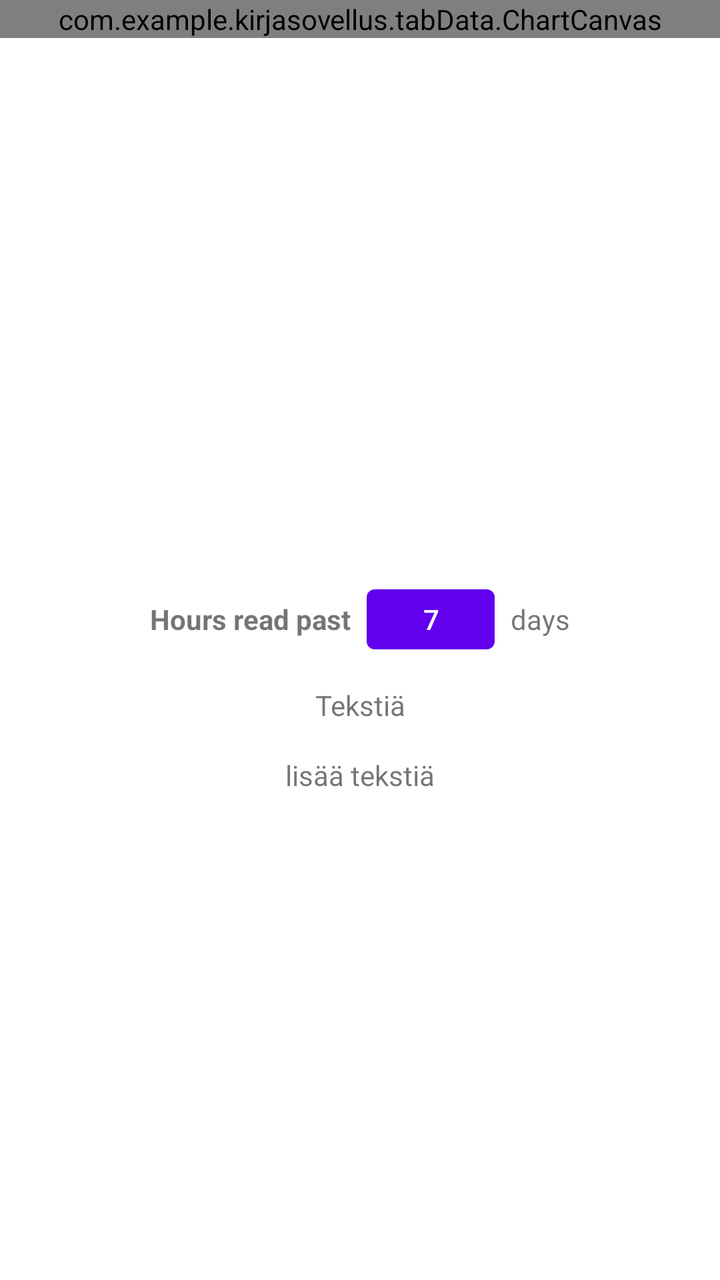
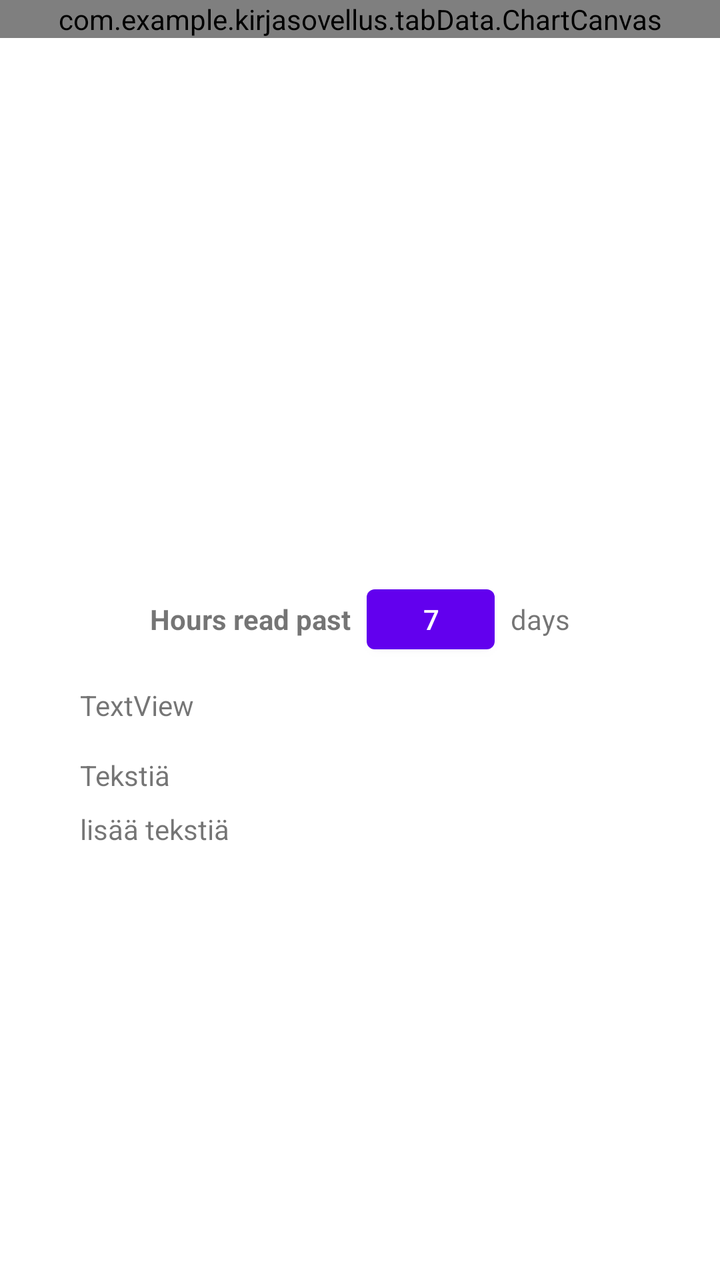

Two renders of the same Android screen: before a commit and after it. Below are the layout's source before the change and the commit's diff.
<!-- AndroidManifest.xml: application theme Theme.KirjaSovellus -->
<!-- res/layout/fragment_data.xml -->
<?xml version="1.0" encoding="utf-8"?>
<ScrollView xmlns:android="http://schemas.android.com/apk/res/android"
    xmlns:app="http://schemas.android.com/apk/res-auto"
    xmlns:tools="http://schemas.android.com/tools"
    android:layout_width="match_parent"
    android:layout_height="match_parent">

    <androidx.constraintlayout.widget.ConstraintLayout
        android:layout_width="match_parent"
        android:layout_height="match_parent"
        tools:context=".tabData.DataFragment">

        <com.example.kirjasovellus.tabData.ChartCanvas
            android:id="@+id/chartCanvas"
            android:layout_width="match_parent"
            android:layout_height="wrap_content"
            app:layout_constraintEnd_toEndOf="parent"
            app:layout_constraintStart_toStartOf="parent"
            app:layout_constraintTop_toTopOf="parent" />

        <androidx.constraintlayout.widget.ConstraintLayout
            android:layout_width="match_parent"
            android:layout_height="match_parent"
            app:layout_constraintEnd_toEndOf="parent"
            app:layout_constraintStart_toStartOf="parent"
            app:layout_constraintTop_toTopOf="parent">

            <TextView
                android:id="@+id/textView19"
                android:layout_width="wrap_content"
                android:layout_height="wrap_content"
                android:layout_marginStart="8dp"
                android:text="days"
                app:layout_constraintBottom_toBottomOf="@+id/tvHoursPeriod"
                app:layout_constraintEnd_toEndOf="parent"
                app:layout_constraintHorizontal_bias="0.5"
                app:layout_constraintStart_toEndOf="@+id/btnToggleHoursPeriod"
                app:layout_constraintTop_toTopOf="@+id/tvHoursPeriod" />

            <TextView
                android:id="@+id/tvHoursPeriod"
                android:layout_width="wrap_content"
                android:layout_height="wrap_content"
                android:layout_marginTop="300dp"
                android:text="Hours read past"
                android:textStyle="bold"
                app:layout_constraintEnd_toStartOf="@+id/btnToggleHoursPeriod"
                app:layout_constraintHorizontal_bias="0.5"
                app:layout_constraintHorizontal_chainStyle="packed"
                app:layout_constraintStart_toStartOf="parent"
                app:layout_constraintTop_toTopOf="parent" />

            <Button
                android:id="@+id/btnToggleHoursPeriod"
                android:layout_width="64dp"
                android:layout_height="42dp"
                android:layout_marginStart="8dp"
                android:text="7"
                app:layout_constraintBottom_toBottomOf="@+id/tvHoursPeriod"
                app:layout_constraintEnd_toStartOf="@+id/textView19"
                app:layout_constraintHorizontal_bias="0.5"
                app:layout_constraintStart_toEndOf="@+id/tvHoursPeriod"
                app:layout_constraintTop_toTopOf="@+id/tvHoursPeriod" />

            <TextView
                android:id="@+id/textView22"
                android:layout_width="wrap_content"
                android:layout_height="wrap_content"
                android:layout_marginTop="24dp"
                android:text="Tekstiä"
                app:layout_constraintEnd_toEndOf="parent"
                app:layout_constraintStart_toStartOf="parent"
                app:layout_constraintTop_toBottomOf="@+id/tvHoursPeriod" />

            <TextView
                android:id="@+id/textView23"
                android:layout_width="wrap_content"
                android:layout_height="wrap_content"
                android:layout_marginTop="16dp"
                android:text="lisää tekstiä"
                app:layout_constraintEnd_toEndOf="parent"
                app:layout_constraintStart_toStartOf="parent"
                app:layout_constraintTop_toBottomOf="@+id/textView22" />
        </androidx.constraintlayout.widget.ConstraintLayout>


    </androidx.constraintlayout.widget.ConstraintLayout>

</ScrollView>
<!-- resources referenced by this layout -->
<resources>
  <style name="Theme.KirjaSovellus" parent="Theme.MaterialComponents.DayNight.DarkActionBar">
          
          <item name="colorPrimary">@color/purple_500</item>
          <item name="colorPrimaryVariant">@color/purple_700</item>
          <item name="colorOnPrimary">@color/white</item>
          
          <item name="colorSecondary">@color/teal_200</item>
          <item name="colorSecondaryVariant">@color/teal_700</item>
          <item name="colorOnSecondary">@color/black</item>
          
          <item name="android:statusBarColor" tools:targetApi="l">?attr/colorPrimaryVariant</item>
          
          <item name="windowNoTitle">true</item>
          <item name="windowActionBar">false</item>
      </style>
  <color name="purple_500">#FF6200EE</color>
  <color name="purple_700">#FF3700B3</color>
  <color name="white">#FFFFFFFF</color>
  <color name="teal_200">#FF03DAC5</color>
  <color name="teal_700">#FF018786</color>
  <color name="black">#FF000000</color>
</resources>

<!-- the commit's change to res/layout/fragment_data.xml (unified diff, before → after) -->
@@ -21,6 +21,8 @@
         <androidx.constraintlayout.widget.ConstraintLayout
             android:layout_width="match_parent"
             android:layout_height="match_parent"
+            android:paddingHorizontal="40dp"
+            android:paddingBottom="20dp"
             app:layout_constraintEnd_toEndOf="parent"
             app:layout_constraintStart_toStartOf="parent"
             app:layout_constraintTop_toTopOf="parent">
@@ -63,24 +65,31 @@
                 app:layout_constraintTop_toTopOf="@+id/tvHoursPeriod" />
 
             <TextView
-                android:id="@+id/textView22"
+                android:id="@+id/tvSumStats"
+                android:layout_width="wrap_content"
+                android:layout_height="wrap_content"
+                android:layout_marginTop="16dp"
+                android:text="Tekstiä"
+                app:layout_constraintStart_toStartOf="parent"
+                app:layout_constraintTop_toBottomOf="@+id/tvHoursStats" />
+
+            <TextView
+                android:id="@+id/tvGenreStats"
+                android:layout_width="wrap_content"
+                android:layout_height="wrap_content"
+                android:layout_marginTop="8dp"
+                android:text="lisää tekstiä"
+                app:layout_constraintStart_toStartOf="parent"
+                app:layout_constraintTop_toBottomOf="@+id/tvSumStats" />
+
+            <TextView
+                android:id="@+id/tvHoursStats"
                 android:layout_width="wrap_content"
                 android:layout_height="wrap_content"
                 android:layout_marginTop="24dp"
-                android:text="Tekstiä"
-                app:layout_constraintEnd_toEndOf="parent"
+                android:text="TextView"
                 app:layout_constraintStart_toStartOf="parent"
                 app:layout_constraintTop_toBottomOf="@+id/tvHoursPeriod" />
-
-            <TextView
-                android:id="@+id/textView23"
-                android:layout_width="wrap_content"
-                android:layout_height="wrap_content"
-                android:layout_marginTop="16dp"
-                android:text="lisää tekstiä"
-                app:layout_constraintEnd_toEndOf="parent"
-                app:layout_constraintStart_toStartOf="parent"
-                app:layout_constraintTop_toBottomOf="@+id/textView22" />
         </androidx.constraintlayout.widget.ConstraintLayout>
 
 
